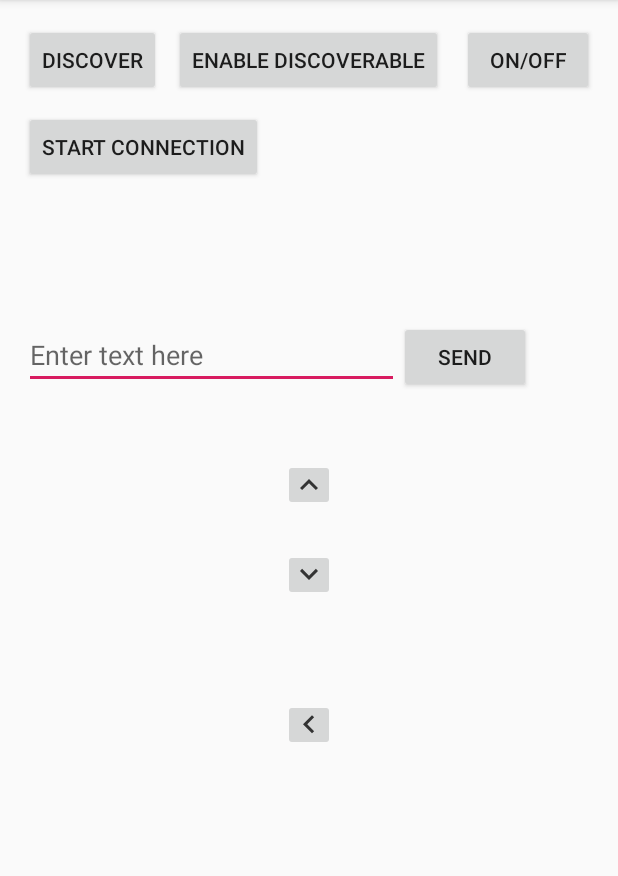
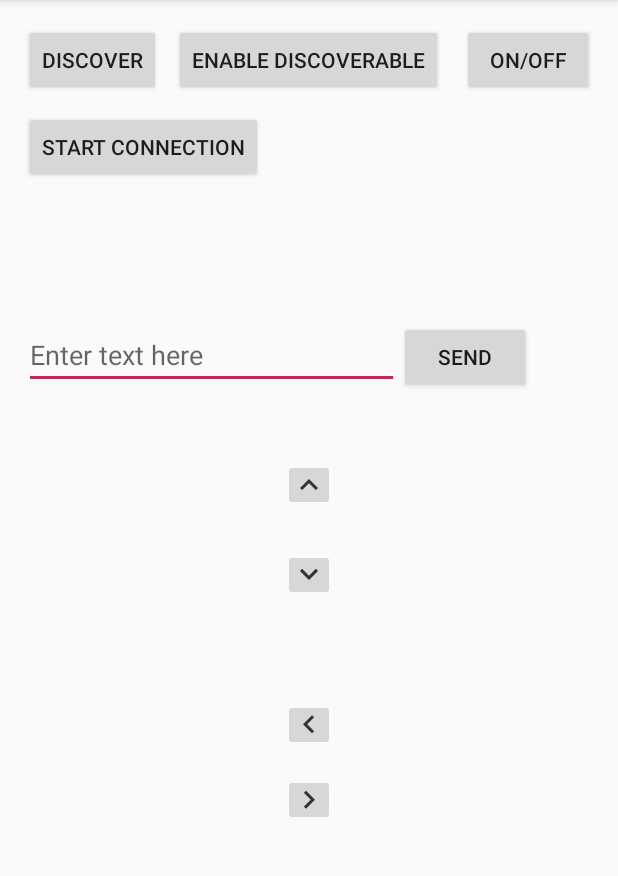
Before and after one commit to DIT112-V19/group-01, an Android app: the screen it shows after launch (MainActivity), after a tap on "PLAY", on a phone screen of 412 x 824 dp, the part 84-960 px from its top. Run offline under Robolectric (Android 15) with nearby library versions, the phone set to English and light mode, and no system bars.

Commit message:
added right button and functionality

```diff
--- a/BtSendData/app/src/main/java/com/example/myapplication/MainActivity.java
+++ b/BtSendData/app/src/main/java/com/example/myapplication/MainActivity.java
@@ -36,6 +36,7 @@ public class MainActivity extends AppCompatActivity implements AdapterView.OnIte
     ImageButton upward_arrow;
     ImageButton downward_arrow;
     ImageButton left_arrow;
+    ImageButton right_arrow;
 
 
     private static final UUID MY_UUID_INSECURE =
@@ -190,6 +191,7 @@ public class MainActivity extends AppCompatActivity implements AdapterView.OnIte
         upward_arrow = (ImageButton) findViewById(R.id.arrows_UP);
         downward_arrow = (ImageButton) findViewById(R.id.arrows_DOWN);
         left_arrow = (ImageButton) findViewById(R.id.arrows_LEFT);
+        right_arrow = (ImageButton) findViewById(R.id.arrows_RIGHT);
 
         btnSend = (Button) findViewById(R.id.btnSend);
         etSend = (EditText) findViewById(R.id.editText);
@@ -226,6 +228,16 @@ public class MainActivity extends AppCompatActivity implements AdapterView.OnIte
             @Override
             public void onClick(View v) {
                 String w = "a";
+                byte[] bytes = w.getBytes(Charset.defaultCharset());
+                mBluetoothConnection.write(bytes);
+            }
+        });
+
+
+        right_arrow.setOnClickListener(new View.OnClickListener() {
+            @Override
+            public void onClick(View v) {
+                String w = "d";
                 byte[] bytes = w.getBytes(Charset.defaultCharset());
                 mBluetoothConnection.write(bytes);
             }
--- /dev/null
+++ b/BtSendData/app/src/main/res/drawable-anydpi/arrow_right.xml
@@ -0,0 +1,10 @@
+<vector xmlns:android="http://schemas.android.com/apk/res/android"
+    android:width="24dp"
+    android:height="24dp"
+    android:viewportWidth="24"
+    android:viewportHeight="24"
+    android:tint="#333333">
+    <path
+        android:fillColor="#FF000000"
+        android:pathData="M8.59,16.34l4.58,-4.59 -4.58,-4.59L10,5.75l6,6 -6,6z"/>
+</vector>
--- a/BtSendData/app/src/main/res/layout/activity_main.xml
+++ b/BtSendData/app/src/main/res/layout/activity_main.xml
@@ -103,5 +103,15 @@
         android:src="@drawable/arrows_left"
         />
 
+    <ImageButton
+        android:id="@+id/arrows_RIGHT"
+        android:layout_width="wrap_content"
+        android:layout_height="wrap_content"
+        android:layout_centerHorizontal="true"
+        android:layout_marginTop="500dp"
+        android:padding="5dp"
+        android:src="@drawable/arrow_right"
+        />
+
 
 </RelativeLayout>
```
Also changed, not shown: BtSendData/app/src/main/res/drawable-hdpi/arrow_right.png (added), BtSendData/app/src/main/res/drawable-mdpi/arrow_right.png (added), BtSendData/app/src/main/res/drawable-xhdpi/arrow_right.png (added), BtSendData/app/src/main/res/drawable-xxhdpi/arrow_right.png (added).
